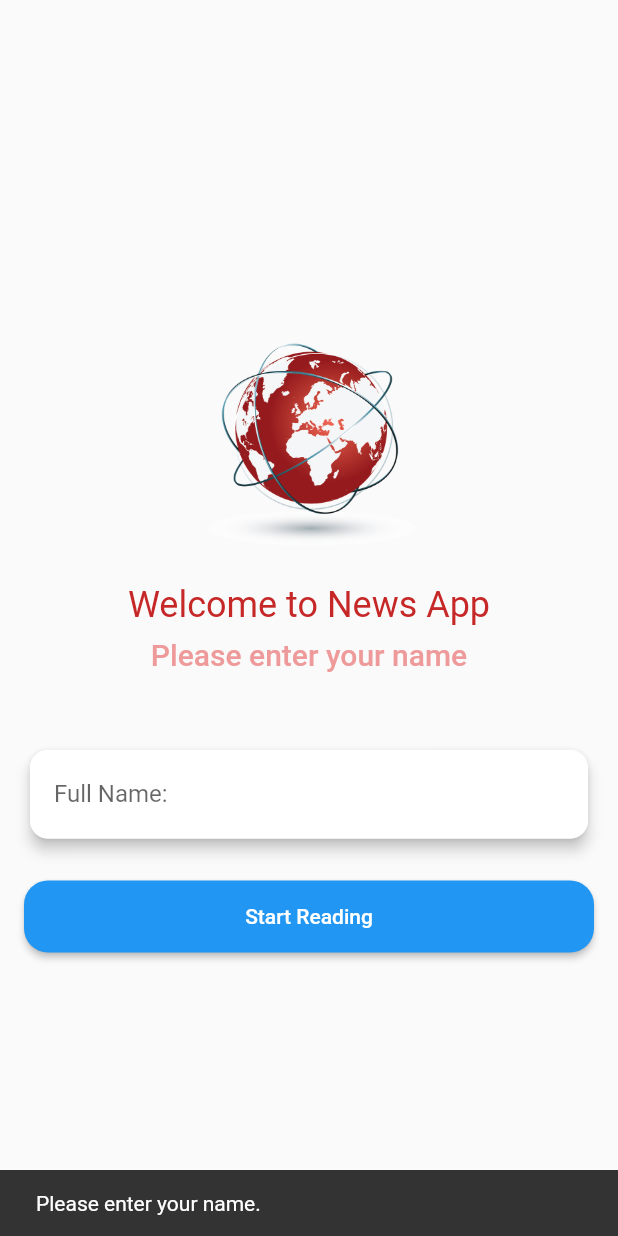
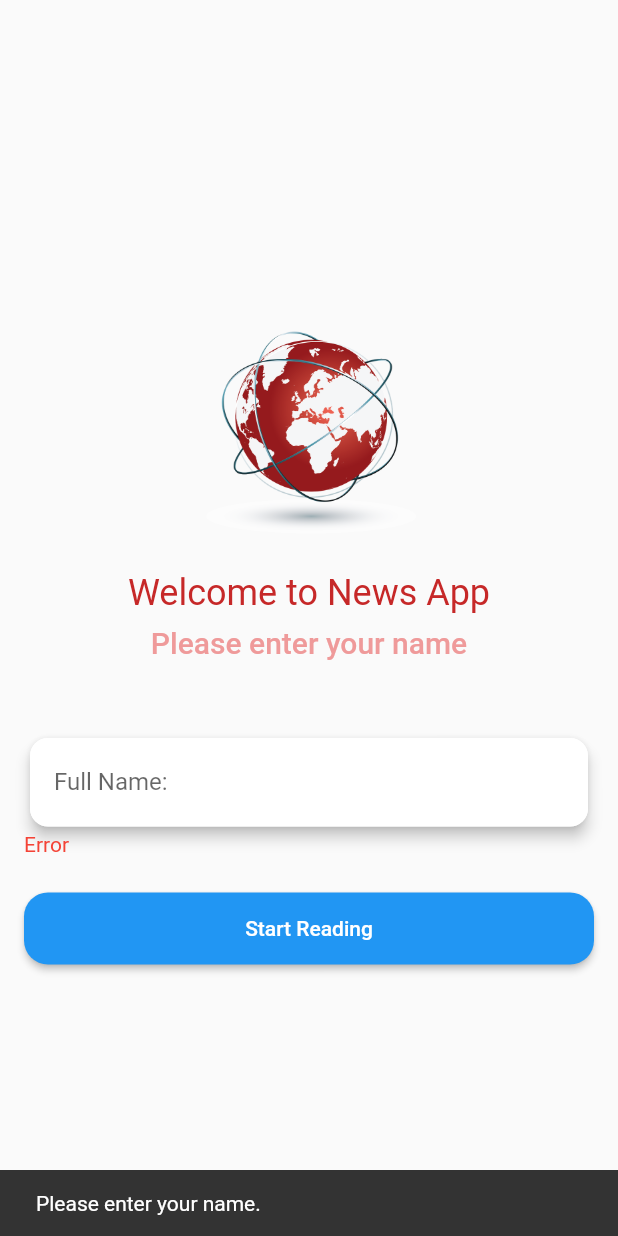
Before and after one commit to sthahemant1st/NewsAppFlutter, a Flutter app: the screen it shows after launch, after a tap on "Start Reading", on a phone screen of 412 x 824 dp. Run offline on Flutter 3.47's test engine with Material 2 defaults, Android fonts, the phone set to English and light mode, and no system bars; our stand-ins replace get_it, shared_preferences; missing offline and left inert: dart:ffi.

Commit message:
adds viewModel for welcome screen and uses notifier for observing username validity

```diff
--- a/lib/main.dart
+++ b/lib/main.dart
@@ -1,8 +1,8 @@
 import 'package:flutter/cupertino.dart';
 import 'package:flutter/material.dart';
 import 'package:new_app_flutter/services/service_locator.dart';
-import 'package:new_app_flutter/ui/home_screen.dart';
-import 'package:new_app_flutter/ui/welcome_screen.dart';
+import 'package:new_app_flutter/ui/home/home_screen.dart';
+import 'package:new_app_flutter/ui/welcome/welcome_screen.dart';
 import 'package:shared_preferences/shared_preferences.dart';
 
 void main() {
--- a/lib/services/service_locator.dart
+++ b/lib/services/service_locator.dart
@@ -1,29 +1,14 @@
 import 'dart:ffi';
 
 import 'package:get_it/get_it.dart';
+import 'package:new_app_flutter/shared_preference/news_shared_prefrences.dart';
+import 'package:new_app_flutter/ui/welcome/welcome_viewmodel.dart';
 import 'package:shared_preferences/shared_preferences.dart';
 
 GetIt serviceLocator = GetIt.I;
 
 void setupServiceLocator() {
-  serviceLocator.registerLazySingleton(() => MySharedPreferences());
+  serviceLocator.registerLazySingleton(() => NewsSharedPreferences());
+
+  serviceLocator.registerFactory<WelcomeViewModel>(() => WelcomeViewModel());
 }
-
-class MySharedPreferences {
-  final _userName = "userName";
-
-  final Future<SharedPreferences> _prefs = SharedPreferences.getInstance();
-
-
-  Future<String> getUserName() async {
-    SharedPreferences prefs = await _prefs;
-    //Return String
-    String stringValue = prefs.getString(_userName) ?? '';
-    return stringValue;
-  }
-
-  setUserName(String userName) async {
-    SharedPreferences prefs = await _prefs;
-    prefs.setString(_userName, userName);
-  }
-}
--- /dev/null
+++ b/lib/shared_preference/news_shared_prefrences.dart
@@ -0,0 +1,20 @@
+import 'package:shared_preferences/shared_preferences.dart';
+
+class NewsSharedPreferences {
+  final _userName = "userName";
+
+  final Future<SharedPreferences> _prefs = SharedPreferences.getInstance();
+
+
+  Future<String> getUserName() async {
+    SharedPreferences prefs = await _prefs;
+    //Return String
+    String stringValue = prefs.getString(_userName) ?? '';
+    return stringValue;
+  }
+
+  setUserName(String userName) async {
+    SharedPreferences prefs = await _prefs;
+    prefs.setString(_userName, userName);
+  }
+}
--- /dev/null
+++ b/lib/ui/welcome/welcome_screen.dart
@@ -0,0 +1,146 @@
+import 'package:flutter/material.dart';
+import 'package:new_app_flutter/services/service_locator.dart';
+import 'package:new_app_flutter/shared_preference/news_shared_prefrences.dart';
+import 'package:new_app_flutter/ui/home/home_screen.dart';
+import 'package:new_app_flutter/ui/welcome/welcome_viewmodel.dart';
+import 'package:provider/provider.dart';
+
+import '../../main.dart';
+
+class WelcomeScreen extends StatefulWidget {
+  const WelcomeScreen({Key? key}) : super(key: key);
+
+  @override
+  State<WelcomeScreen> createState() => _WelcomeScreenState();
+}
+
+class _WelcomeScreenState extends State<WelcomeScreen> {
+  final prefs = serviceLocator<NewsSharedPreferences>();
+  final welcomeViewModel = serviceLocator<WelcomeViewModel>();
+
+  final _userNameController = TextEditingController();
+
+  @override
+  void initState() {
+    _asyncMethod();
+    super.initState();
+  }
+
+  _asyncMethod() async {
+    _userNameController.text = await prefs.getUserName();
+  }
+
+  @override
+  Widget build(BuildContext context) {
+    return ChangeNotifierProvider<WelcomeViewModel>(
+      create: (context) => welcomeViewModel,
+      child: Consumer<WelcomeViewModel>(
+        builder: (context, model, child) => Scaffold(
+          body: Container(
+            padding: paddingHorizontalNormal,
+            child: Center(
+              child: Column(
+                crossAxisAlignment: CrossAxisAlignment.center,
+                mainAxisSize: MainAxisSize.min,
+                children: [
+                  Center(
+                    child: Image.asset(
+                      'assets/news.png',
+                      height: 200,
+                      width: 200,
+                    ),
+                  ),
+                  Text(
+                    "Welcome to News App",
+                    style: Theme.of(context)
+                        .textTheme
+                        .headline5!
+                        .copyWith(color: Colors.red[800]),
+                  ),
+                  sizedBox8,
+                  Text(
+                    "Please enter your name",
+                    style: Theme.of(context)
+                        .textTheme
+                        .headline6!
+                        .copyWith(color: Colors.red[200]),
+                  ),
+                  sizedBox48,
+                  Card(
+                    shape: const RoundedRectangleBorder(
+                        side: BorderSide(color: Colors.white),
+                        borderRadius: BorderRadius.all(Radius.circular(12.0))),
+                    elevation: 4,
+                    child: Container(
+                      padding: const EdgeInsets.symmetric(horizontal: 16),
+                      child: TextField(
+                          controller: _userNameController,
+                          onChanged: (changedString) {
+                            if (changedString.isNotEmpty) {
+                              model.changeUserNameValid(true);
+                            }
+                          },
+                          decoration: const InputDecoration(
+                            filled: false,
+                            border: UnderlineInputBorder(
+                              borderSide: BorderSide.none,
+                            ),
+                            labelText: 'Full Name:',
+                            hintText: 'Please enter your full name.',
+                          ),
+                          obscureText: false //ture for password,
+                          ),
+                    ),
+                  ),
+                  /* Visibility(
+                    opacity: model.userNameValid ? 0.0 : 1.0,
+                    duration: Duration.zero,
+                    child: const Text('Error'),
+                  ),*/
+                  Visibility(
+                    maintainState: true,
+                    maintainAnimation: true,
+                    visible: !model.userNameValid,
+                    child: const Align(
+                      alignment: Alignment.centerLeft,
+                      child: Text(
+                        'Error',
+                        style: TextStyle(color: Colors.red),
+                      ),
+                    ),
+                  ),
+                  sizedBox24,
+                  ElevatedButton(
+                    style: ElevatedButton.styleFrom(
+                      minimumSize: const Size(double.infinity, 48),
+                      //other StadiumBorder, CircleBorder, BeveledRectangleBorder
+                      shape: RoundedRectangleBorder(
+                          borderRadius: BorderRadius.circular(16)),
+                    ),
+                    onPressed: () {
+                      if (_userNameController.text.trim().isNotEmpty) {
+                        prefs.setUserName(_userNameController.text);
+                        Navigator.pushReplacementNamed(
+                          context,
+                          HomeScreen.routeName,
+                          arguments:
+                              HomeScreenArgument(_userNameController.text),
+                        );
+                      } else {
+                        model.changeUserNameValid(false);
+                        ScaffoldMessenger.of(context).showSnackBar(
+                            const SnackBar(
+                                content: Text('Please enter your name.')));
+                      }
+                    },
+                    child: const Text("Start Reading"),
+                  )
+                ],
+              ),
+            ),
+          ),
+        ),
+      ),
+    );
+  }
+}
--- /dev/null
+++ b/lib/ui/welcome/welcome_viewmodel.dart
@@ -0,0 +1,16 @@
+
+
+import 'package:flutter/cupertino.dart';
+
+class WelcomeViewModel extends ChangeNotifier {
+  var _userNameValid = true;
+
+  bool get userNameValid {
+    return _userNameValid;
+  }
+
+  void changeUserNameValid(bool value){
+    _userNameValid = value;
+    notifyListeners();
+  }
+}
--- a/lib/ui/welcome_screen.dart
+++ /dev/null
@@ -1,125 +0,0 @@
-import 'package:flutter/material.dart';
-import 'package:new_app_flutter/services/service_locator.dart';
-import 'package:shared_preferences/shared_preferences.dart';
-
-import 'home_screen.dart';
-import '../main.dart';
-
-class WelcomeScreen extends StatefulWidget {
-  const WelcomeScreen({Key? key}) : super(key: key);
-
-  @override
-  State<WelcomeScreen> createState() => _WelcomeScreenState();
-}
-
-class _WelcomeScreenState extends State<WelcomeScreen> {
-  final prefs = serviceLocator<MySharedPreferences>();
-
-  final _userNameController = TextEditingController();
-
-  final _formKey = GlobalKey<FormState>();
-
-  @override
-  void initState() {
-    _asyncMethod();
-    super.initState();
-  }
-
-   _asyncMethod() async {
-    _userNameController.text = await prefs.getUserName();
-  }
-
-  @override
-  Widget build(BuildContext context) {
-    return Form(
-      key: _formKey,
-      child: Scaffold(
-        body: Container(
-          padding: paddingHorizontalNormal,
-          child: Center(
-            child: Column(
-              crossAxisAlignment: CrossAxisAlignment.center,
-              mainAxisSize: MainAxisSize.min,
-              children: [
-                Center(
-                  child: Image.asset(
-                    'assets/news.png',
-                    height: 200,
-                    width: 200,
-                  ),
-                ),
-                Text(
-                  "Welcome to News App",
-                  style: Theme.of(context)
-                      .textTheme
-                      .headline5!
-                      .copyWith(color: Colors.red[800]),
-                ),
-                sizedBox8,
-                Text(
-                  "Please enter your name",
-                  style: Theme.of(context)
-                      .textTheme
-                      .headline6!
-                      .copyWith(color: Colors.red[200]),
-                ),
-                sizedBox48,
-                Card(
-                  shape: const RoundedRectangleBorder(
-                      side: BorderSide(color: Colors.white),
-                      borderRadius: BorderRadius.all(Radius.circular(12.0))),
-                  elevation: 4,
-                  child: Container(
-                    padding: const EdgeInsets.symmetric(horizontal: 16),
-                    child: TextFormField(
-                        controller: _userNameController,
-                        /*validator: (value){
-                          if (value == null || value.isEmpty) {
-                            return 'Please enter your name';
-                          }
-                          return null;
-                        },*/
-                        decoration: const InputDecoration(
-                          filled: false,
-                          border:
-                          UnderlineInputBorder(borderSide: BorderSide.none),
-                          labelText: 'Full Name:',
-                          hintText: 'Please enter your full name.'
-                        ),
-                        obscureText: false //ture for password,
-                    ),
-                  ),
-                ),
-                sizedBox24,
-                ElevatedButton(
-                  style: ElevatedButton.styleFrom(
-                    minimumSize: const Size(double.infinity, 48),
-                    //other StadiumBorder, CircleBorder, BeveledRectangleBorder
-                    shape: RoundedRectangleBorder(
-                        borderRadius: BorderRadius.circular(16)),
-                  ),
-                  onPressed: () {
-                    if(_userNameController.text.trim().isNotEmpty){
-                      prefs.setUserName(_userNameController.text);
-                      Navigator.pushReplacementNamed(
-                          context,
-                          HomeScreen.routeName,
-                          arguments: HomeScreenArgument(_userNameController.text)
-                      );
-                    }else{
-                      ScaffoldMessenger.of(context).showSnackBar(
-                        const SnackBar(content: Text('Please enter your name.'))
-                      );
-                    }
-
-                  },
-                  child: const Text("Start Reading"),
-                )
-              ],
-            ),
-          ),
-        ),
-      ),
-    );
-  }
-}
```
Also changed, not shown: lib/ui/home/home_screen.dart (renamed from lib/ui/home_screen.dart), pubspec.lock.
